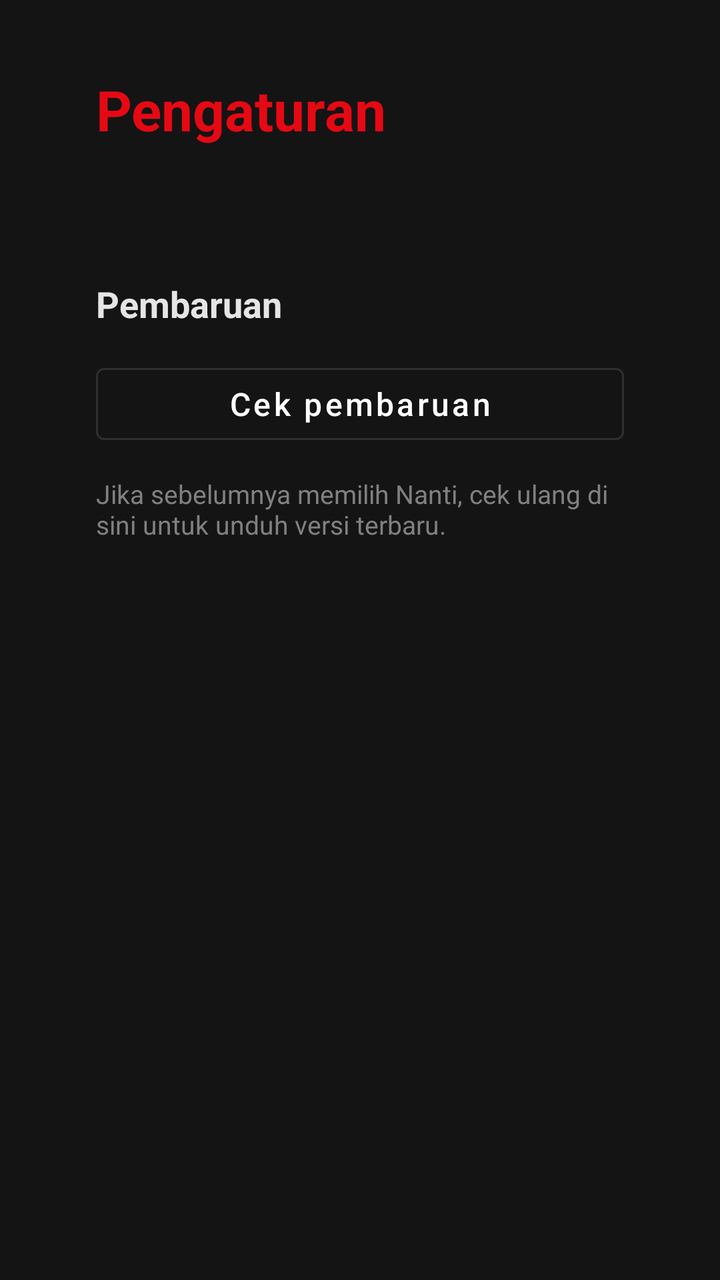
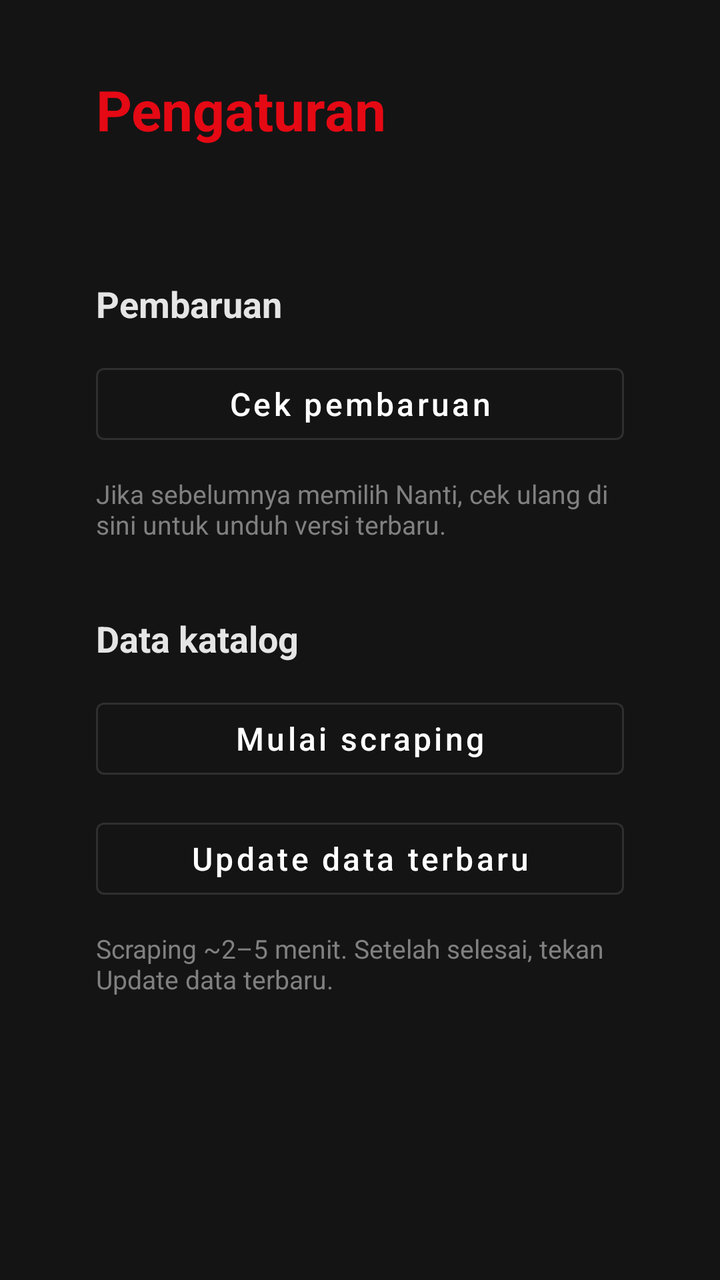

Two renders of the same Android screen: before a commit and after it. Below are the layout's source before the change and the commit's diff.
<!-- AndroidManifest.xml: activity theme Theme.WebunimeTv.Detail -->
<!-- res/layout/activity_settings.xml -->
<?xml version="1.0" encoding="utf-8"?>
<ScrollView xmlns:android="http://schemas.android.com/apk/res/android"
    xmlns:app="http://schemas.android.com/apk/res-auto"
    android:layout_width="match_parent"
    android:layout_height="match_parent"
    android:background="@color/wu_bg"
    android:fillViewport="true">

    <LinearLayout
        android:layout_width="match_parent"
        android:layout_height="wrap_content"
        android:orientation="vertical"
        android:paddingStart="48dp"
        android:paddingTop="36dp"
        android:paddingEnd="48dp"
        android:paddingBottom="48dp">

        <TextView
            android:layout_width="wrap_content"
            android:layout_height="wrap_content"
            android:text="@string/settings"
            android:textColor="@color/wu_accent"
            android:textSize="28sp"
            android:textStyle="bold" />

        <TextView
            android:id="@+id/settingsVersion"
            android:layout_width="wrap_content"
            android:layout_height="wrap_content"
            android:layout_marginTop="10dp"
            android:textColor="@color/wu_text_dim"
            android:textSize="15sp" />

        <TextView
            android:layout_width="wrap_content"
            android:layout_height="wrap_content"
            android:layout_marginTop="36dp"
            android:text="@string/settings_section_update"
            android:textColor="@color/wu_row_header"
            android:textSize="18sp"
            android:textStyle="bold" />

        <com.google.android.material.button.MaterialButton
            android:id="@+id/settingsCheckUpdate"
            style="@style/Wu.Button.Outlined"
            android:layout_width="wrap_content"
            android:layout_height="wrap_content"
            android:layout_marginTop="14dp"
            android:focusable="true"
            android:minWidth="280dp"
            android:text="@string/settings_check_update"
            android:textAllCaps="false"
            android:textSize="16sp"
            app:cornerRadius="4dp" />

        <TextView
            android:layout_width="match_parent"
            android:layout_height="wrap_content"
            android:layout_marginTop="12dp"
            android:text="@string/settings_check_update_hint"
            android:textColor="@color/wu_text_muted"
            android:textSize="13sp" />
    </LinearLayout>
</ScrollView>
<!-- resources referenced by this layout -->
<resources>
  <color name="wu_accent">#E50914</color>
  <color name="wu_bg">#141414</color>
  <color name="wu_row_header">#E5E5E5</color>
  <color name="wu_text_dim">#B3B3B3</color>
  <color name="wu_text_muted">#808080</color>
  <string name="settings">Pengaturan</string>
  <string name="settings_check_update">Cek pembaruan</string>
  <string name="settings_check_update_hint">Jika sebelumnya memilih Nanti, cek ulang di sini untuk unduh versi terbaru.</string>
  <string name="settings_section_update">Pembaruan</string>
  <style name="Wu.Button.Outlined" parent="Widget.MaterialComponents.Button.OutlinedButton">
          <item name="strokeColor">@color/wu_surface</item>
          <item name="android:textColor">@color/wu_text</item>
          <item name="rippleColor">@color/wu_accent</item>
      </style>
  <style name="Theme.WebunimeTv.Detail" parent="Theme.MaterialComponents.NoActionBar">
          <item name="android:windowBackground">@color/wu_bg</item>
          <item name="colorPrimary">@color/wu_accent</item>
          <item name="colorPrimaryVariant">@color/wu_accent_dark</item>
          <item name="colorOnPrimary">@color/wu_text</item>
          <item name="colorSecondary">@color/wu_accent</item>
          <item name="android:statusBarColor">@color/wu_bg</item>
          <item name="materialButtonOutlinedStyle">@style/Wu.Button.Outlined</item>
      </style>
  <color name="wu_surface">#2F2F2F</color>
  <color name="wu_text">#FFFFFF</color>
  <color name="wu_accent_dark">#B20710</color>
</resources>

<!-- the commit's change to res/layout/activity_settings.xml (unified diff, before → after) -->
@@ -60,5 +60,49 @@
             android:text="@string/settings_check_update_hint"
             android:textColor="@color/wu_text_muted"
             android:textSize="13sp" />
+
+        <TextView
+            android:layout_width="wrap_content"
+            android:layout_height="wrap_content"
+            android:layout_marginTop="36dp"
+            android:text="@string/settings_section_catalog"
+            android:textColor="@color/wu_row_header"
+            android:textSize="18sp"
+            android:textStyle="bold" />
+
+        <com.google.android.material.button.MaterialButton
+            android:id="@+id/settingsStartScrape"
+            style="@style/Wu.Button.Outlined"
+            android:layout_width="wrap_content"
+            android:layout_height="wrap_content"
+            android:layout_marginTop="14dp"
+            android:focusable="true"
+            android:minWidth="280dp"
+            android:text="@string/settings_start_scrape"
+            android:textAllCaps="false"
+            android:textSize="16sp"
+            app:cornerRadius="4dp" />
+
+        <com.google.android.material.button.MaterialButton
+            android:id="@+id/settingsRefreshCatalog"
+            style="@style/Wu.Button.Outlined"
+            android:layout_width="wrap_content"
+            android:layout_height="wrap_content"
+            android:layout_marginTop="12dp"
+            android:focusable="true"
+            android:minWidth="280dp"
+            android:text="@string/settings_refresh_catalog"
+            android:textAllCaps="false"
+            android:textSize="16sp"
+            app:cornerRadius="4dp" />
+
+        <TextView
+            android:id="@+id/settingsCatalogStatus"
+            android:layout_width="match_parent"
+            android:layout_height="wrap_content"
+            android:layout_marginTop="12dp"
+            android:text="@string/settings_catalog_hint"
+            android:textColor="@color/wu_text_muted"
+            android:textSize="13sp" />
     </LinearLayout>
 </ScrollView>
<!-- resource entries referenced after the edit -->
@@ -6,9 +6,13 @@
   <color name="wu_text_dim">#B3B3B3</color>
   <color name="wu_text_muted">#808080</color>
   <string name="settings">Pengaturan</string>
+  <string name="settings_catalog_hint">Scraping ~2–5 menit. Setelah selesai, tekan Update data terbaru.</string>
   <string name="settings_check_update">Cek pembaruan</string>
   <string name="settings_check_update_hint">Jika sebelumnya memilih Nanti, cek ulang di sini untuk unduh versi terbaru.</string>
+  <string name="settings_refresh_catalog">Update data terbaru</string>
+  <string name="settings_section_catalog">Data katalog</string>
   <string name="settings_section_update">Pembaruan</string>
+  <string name="settings_start_scrape">Mulai scraping</string>
   <style name="Wu.Button.Outlined" parent="Widget.MaterialComponents.Button.OutlinedButton">
           <item name="strokeColor">@color/wu_surface</item>
           <item name="android:textColor">@color/wu_text</item>
